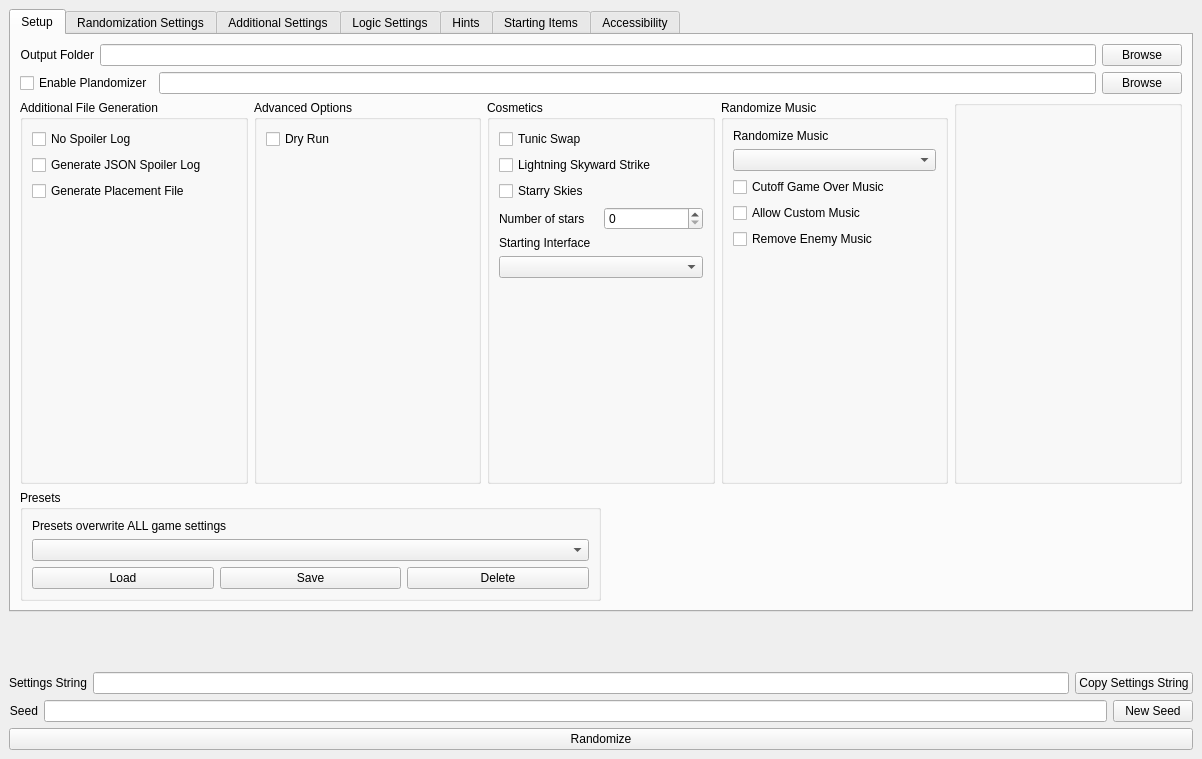
Qt form gui/randogui.ui (ssrando/ssrando) before a commit.
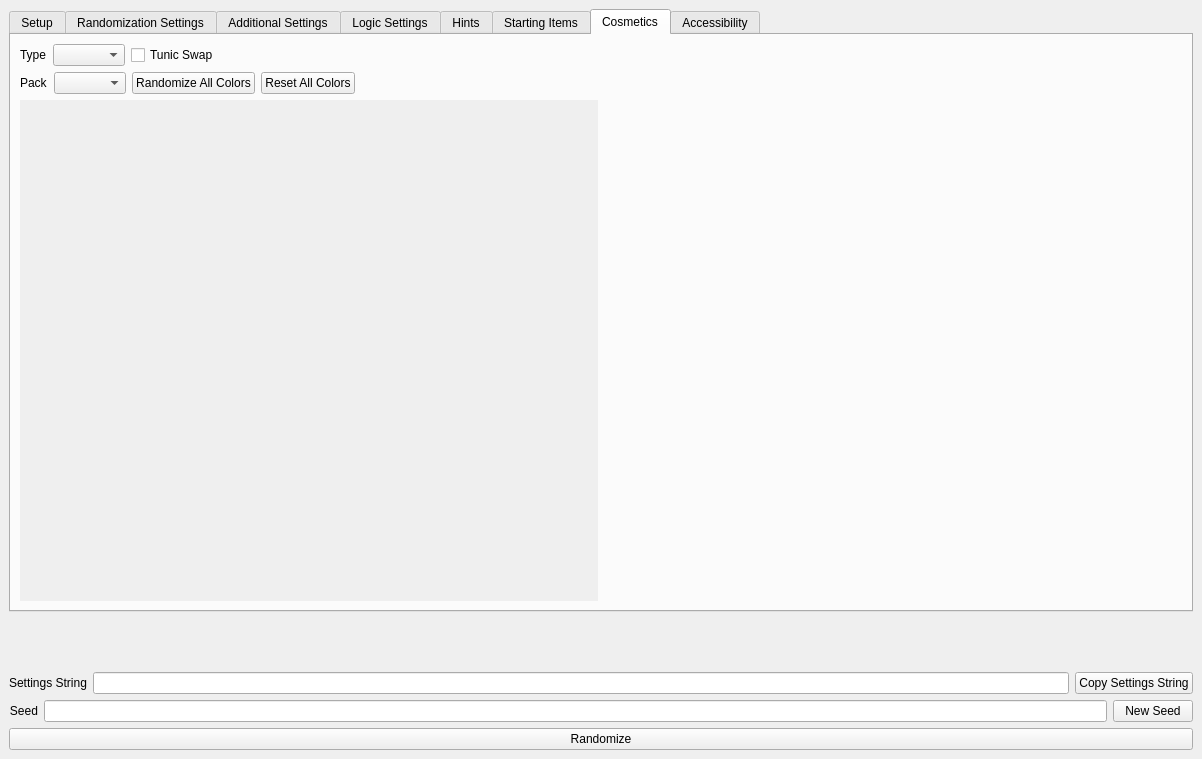
The same form after that commit. The open tabs and pages were chosen to show the change.

Diff of the .ui file:
```diff
--- a/gui/randogui.ui
+++ b/gui/randogui.ui
@@ -237,13 +237,6 @@
             <layout class="QVBoxLayout" name="verticalLayout_24">
              <item>
               <layout class="QVBoxLayout" name="vlay_cosmetics">
-               <item>
-                <widget class="QCheckBox" name="option_tunic_swap">
-                 <property name="text">
-                  <string>Tunic Swap</string>
-                 </property>
-                </widget>
-               </item>
                <item>
                 <widget class="QCheckBox" name="option_lightning_skyward_strike">
                  <property name="text">
@@ -2185,6 +2178,201 @@
         </item>
        </layout>
       </widget>
+      <widget class="QWidget" name="tab_cosmetics">
+       <attribute name="title">
+        <string>Cosmetics</string>
+       </attribute>
+       <layout class="QVBoxLayout" name="verticalLayout_31">
+        <item>
+         <layout class="QVBoxLayout" name="custom_model_settings">
+          <item>
+           <layout class="QHBoxLayout" name="hlay_type_options">
+            <item>
+             <widget class="QLabel" name="label_color_preset_select_label">
+              <property name="text">
+               <string>Type</string>
+              </property>
+             </widget>
+            </item>
+            <item>
+             <widget class="QComboBox" name="option_model_type_select">
+              <property name="enabled">
+               <bool>true</bool>
+              </property>
+             </widget>
+            </item>
+            <item>
+             <widget class="QCheckBox" name="option_tunic_swap">
+              <property name="enabled">
+               <bool>true</bool>
+              </property>
+              <property name="text">
+               <string>Tunic Swap</string>
+              </property>
+             </widget>
+            </item>
+            <item>
+             <spacer name="hspace_type_options">
+              <property name="orientation">
+               <enum>Qt::Horizontal</enum>
+              </property>
+              <property name="sizeHint" stdset="0">
+               <size>
+                <width>40</width>
+                <height>20</height>
+               </size>
+              </property>
+             </spacer>
+            </item>
+           </layout>
+          </item>
+          <item>
+           <layout class="QHBoxLayout" name="hlay_pack_options">
+            <item>
+             <widget class="QLabel" name="label_player_model_select">
+              <property name="text">
+               <string>Pack</string>
+              </property>
+             </widget>
+            </item>
+            <item>
+             <widget class="QComboBox" name="option_model_pack_select">
+              <property name="currentIndex">
+               <number>-1</number>
+              </property>
+             </widget>
+            </item>
+            <item>
+             <widget class="QPushButton" name="button_randomize_all_colors">
+              <property name="text">
+               <string>Randomize All Colors</string>
+              </property>
+             </widget>
+            </item>
+            <item>
+             <widget class="QPushButton" name="button_reset_all_colors">
+              <property name="text">
+               <string>Reset All Colors</string>
+              </property>
+             </widget>
+            </item>
+            <item>
+             <spacer name="hspace_pack_options">
+              <property name="orientation">
+               <enum>Qt::Horizontal</enum>
+              </property>
+              <property name="sizeHint" stdset="0">
+               <size>
+                <width>40</width>
+                <height>20</height>
+               </size>
+              </property>
+             </spacer>
+            </item>
+           </layout>
+          </item>
+         </layout>
+        </item>
+        <item>
+         <layout class="QHBoxLayout" name="hlay_colors_and_preview">
+          <item>
+           <widget class="QScrollArea" name="scroll_area_colors">
+            <property name="contextMenuPolicy">
+             <enum>Qt::PreventContextMenu</enum>
+            </property>
+            <property name="frameShape">
+             <enum>QFrame::NoFrame</enum>
+            </property>
+            <property name="frameShadow">
+             <enum>QFrame::Plain</enum>
+            </property>
+            <property name="verticalScrollBarPolicy">
+             <enum>Qt::ScrollBarAsNeeded</enum>
+            </property>
+            <property name="horizontalScrollBarPolicy">
+             <enum>Qt::ScrollBarAsNeeded</enum>
+            </property>
+            <property name="widgetResizable">
+             <bool>true</bool>
+            </property>
+            <property name="alignment">
+             <set>Qt::AlignLeading|Qt::AlignLeft|Qt::AlignVCenter</set>
+            </property>
+            <widget class="QWidget" name="scroll_area_widget_contents_colors">
+             <property name="geometry">
+              <rect>
+               <x>0</x>
+               <y>0</y>
+               <width>523</width>
+               <height>456</height>
+              </rect>
+             </property>
+             <layout class="QVBoxLayout" name="verticalLayout_34">
+              <item>
+               <layout class="QVBoxLayout" name="vlay_texture_colors">
+                <item>
+                 <spacer name="vspace_colors">
+                  <property name="orientation">
+                   <enum>Qt::Vertical</enum>
+                  </property>
+                  <property name="sizeHint" stdset="0">
+                   <size>
+                    <width>20</width>
+                    <height>40</height>
+                   </size>
+                  </property>
+                 </spacer>
+                </item>
+                <item>
+                 <spacer name="hspace_colors">
+                  <property name="orientation">
+                   <enum>Qt::Horizontal</enum>
+                  </property>
+                  <property name="sizeHint" stdset="0">
+                   <size>
+                    <width>40</width>
+                    <height>20</height>
+                   </size>
+                  </property>
+                 </spacer>
+                </item>
+               </layout>
+              </item>
+             </layout>
+            </widget>
+           </widget>
+          </item>
+          <item>
+           <layout class="QVBoxLayout" name="vlay_preview">
+            <item>
+             <layout class="QHBoxLayout" name="hlay_preview">
+              <item>
+               <widget class="QLabel" name="label_preview_image">
+                <property name="sizePolicy">
+                 <sizepolicy hsizetype="Expanding" vsizetype="Expanding">
+                  <horstretch>0</horstretch>
+                  <verstretch>0</verstretch>
+                 </sizepolicy>
+                </property>
+                <property name="text">
+                 <string/>
+                </property>
+                <property name="scaledContents">
+                 <bool>false</bool>
+                </property>
+                <property name="alignment">
+                 <set>Qt::AlignCenter</set>
+                </property>
+               </widget>
+              </item>
+             </layout>
+            </item>
+           </layout>
+          </item>
+         </layout>
+        </item>
+       </layout>
+      </widget>
       <widget class="QWidget" name="tab_accessibility">
        <attribute name="title">
         <string>Accessibility</string>
```
Left out of the diff: 2 changed lines with no effect on the pictures.
